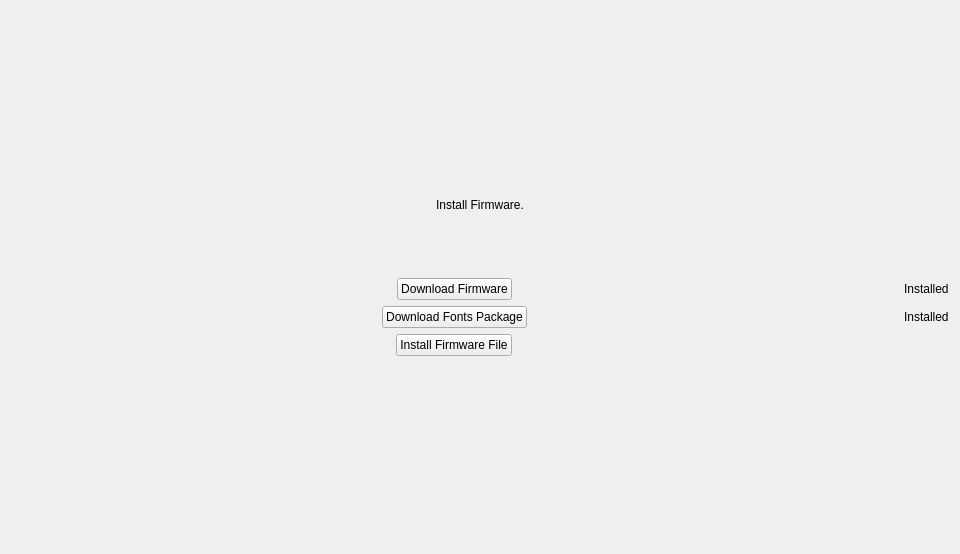
First picture: the form in vita3k/gui-qt/src/install_firmware_page.ui, repository neophyte-team/Vita3K, before the edit.
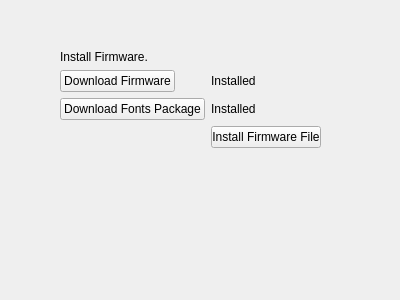
Second picture: the form after the edit.

Patch:
```diff
--- a/vita3k/gui-qt/src/install_firmware_page.ui
+++ b/vita3k/gui-qt/src/install_firmware_page.ui
@@ -6,115 +6,59 @@
    <rect>
     <x>0</x>
     <y>0</y>
-    <width>960</width>
-    <height>554</height>
+    <width>400</width>
+    <height>300</height>
    </rect>
   </property>
   <property name="windowTitle">
    <string>WizardPage</string>
   </property>
-  <layout class="QGridLayout" name="gridLayout">
-   <item row="6" column="1">
-    <widget class="QLabel" name="installed_fonts_status">
+  <widget class="QWidget" name="">
+   <property name="geometry">
+    <rect>
+     <x>60</x>
+     <y>50</y>
+     <width>261</width>
+     <height>231</height>
+    </rect>
+   </property>
+   <layout class="QFormLayout" name="formLayout">
+    <item row="0" column="0" colspan="2">
+     <widget class="QLabel" name="page_name">
+      <property name="text">
+       <string>Install Firmware.</string>
+      </property>
+     </widget>
+    </item>
+    <item row="1" column="1">
+     <widget class="QLabel" name="installed_firmware_status">
      <property name="text">
       <string>Installed</string>
      </property>
     </widget>
    </item>
-   <item row="8" column="0">
-    <spacer name="verticalSpacer">
-     <property name="orientation">
-      <enum>Qt::Vertical</enum>
-     </property>
-     <property name="sizeHint" stdset="0">
-      <size>
-       <width>20</width>
-       <height>40</height>
-      </size>
-     </property>
-    </spacer>
-   </item>
-   <item row="6" column="0" alignment="Qt::AlignHCenter">
+    <item row="2" column="0">
     <widget class="QPushButton" name="download_font_package_button">
      <property name="text">
       <string>Download Fonts Package</string>
      </property>
     </widget>
    </item>
-   <item row="3" column="0">
-    <spacer name="horizontalSpacer_2">
-     <property name="orientation">
-      <enum>Qt::Horizontal</enum>
-     </property>
-     <property name="sizeHint" stdset="0">
-      <size>
-       <width>40</width>
-       <height>20</height>
-      </size>
-     </property>
-    </spacer>
-   </item>
-   <item row="5" column="0" alignment="Qt::AlignHCenter">
+    <item row="2" column="1">
+     <widget class="QLabel" name="installed_fonts_status">
+      <property name="text">
+       <string>Installed</string>
+      </property>
+     </widget>
+    </item>
+    <item row="1" column="0">
     <widget class="QPushButton" name="download_firmware_button">
      <property name="text">
       <string>Download Firmware</string>
      </property>
     </widget>
    </item>
-   <item row="4" column="0">
-    <spacer name="horizontalSpacer">
-     <property name="orientation">
-      <enum>Qt::Horizontal</enum>
-     </property>
-     <property name="sizeHint" stdset="0">
-      <size>
-       <width>40</width>
-       <height>20</height>
-      </size>
-     </property>
-    </spacer>
-   </item>
-   <item row="1" column="0" colspan="2" alignment="Qt::AlignHCenter">
-    <widget class="QLabel" name="page_name">
-     <property name="text">
-      <string>Install Firmware.</string>
-     </property>
-    </widget>
-   </item>
-   <item row="0" column="0">
-    <spacer name="verticalSpacer_2">
-     <property name="orientation">
-      <enum>Qt::Vertical</enum>
-     </property>
-     <property name="sizeHint" stdset="0">
-      <size>
-       <width>20</width>
-       <height>40</height>
-      </size>
-     </property>
-    </spacer>
-   </item>
-   <item row="2" column="0">
-    <spacer name="horizontalSpacer_3">
-     <property name="orientation">
-      <enum>Qt::Horizontal</enum>
-     </property>
-     <property name="sizeHint" stdset="0">
-      <size>
-       <width>40</width>
-       <height>20</height>
-      </size>
-     </property>
-    </spacer>
-   </item>
-   <item row="5" column="1">
-    <widget class="QLabel" name="installed_firmware_status">
-     <property name="text">
-      <string>Installed</string>
-     </property>
-    </widget>
-   </item>
-   <item row="7" column="0" alignment="Qt::AlignHCenter">
+    <item row="3" column="1">
     <widget class="QPushButton" name="install_firmware_file_button">
      <property name="text">
       <string>Install Firmware File</string>
@@ -122,6 +66,7 @@
     </widget>
    </item>
   </layout>
+  </widget>
  </widget>
  <resources/>
  <connections/>
```
Lines whose indentation alone changed are shown as unchanged.
